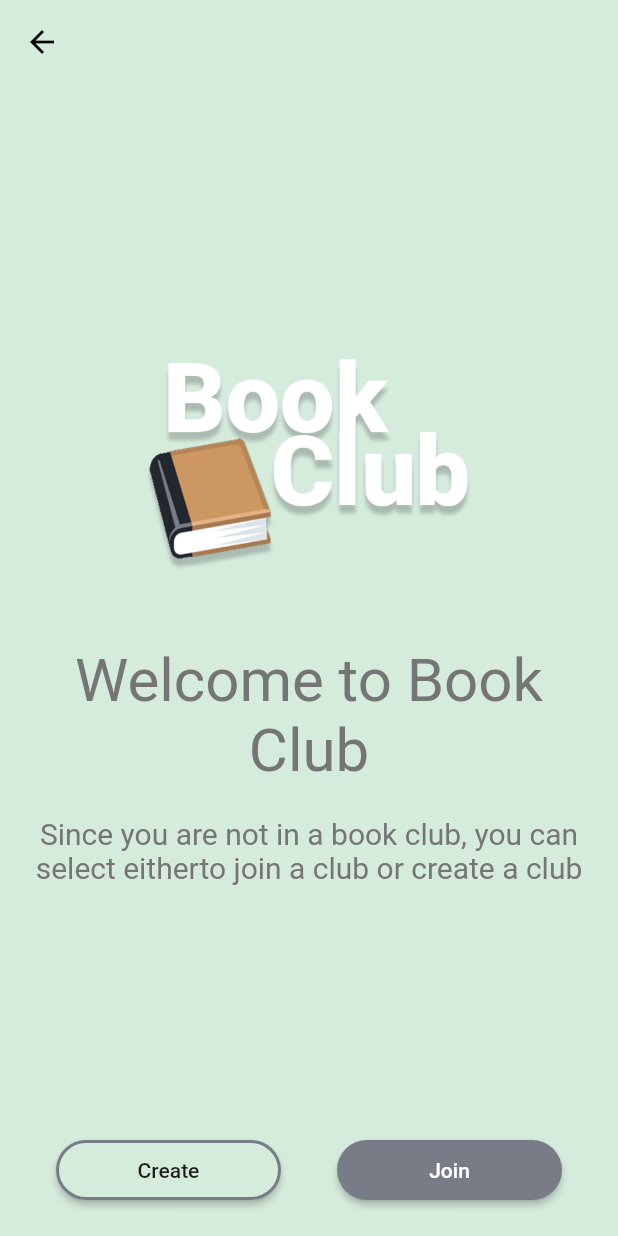
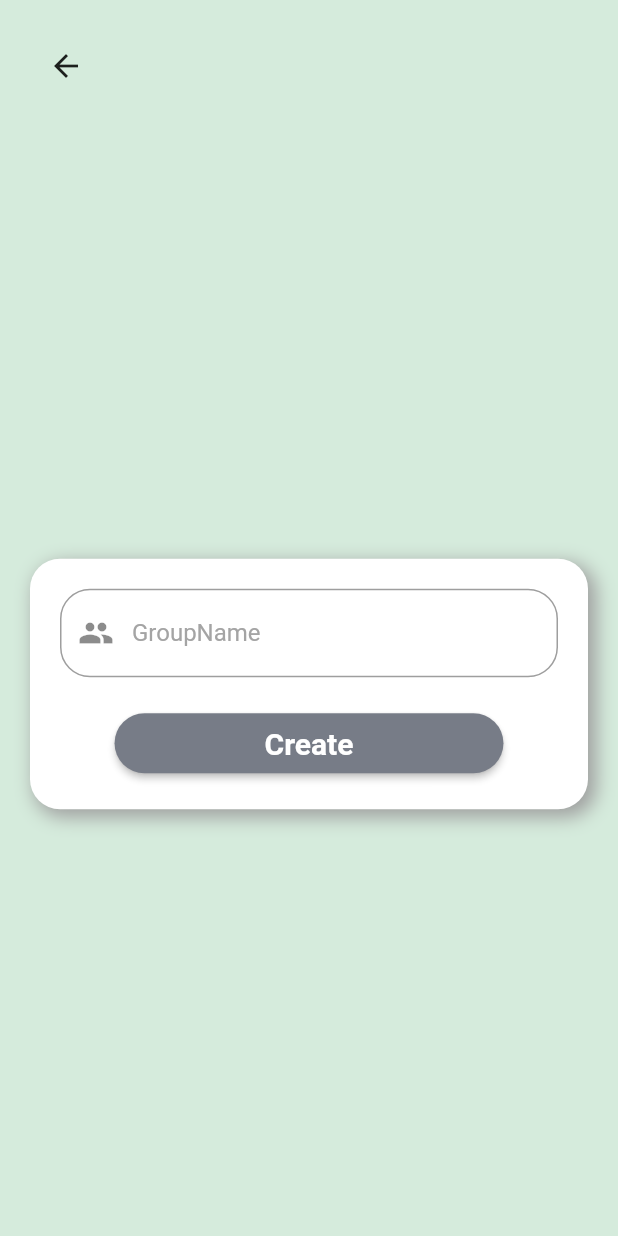
Before and after one commit to oleksandr-shyrokyi/book_club, a Flutter app: the OurNoGroup screen opened directly, after a tap on "Create", on a phone screen of 412 x 824 dp. Run offline on Flutter 3.47's test engine with Material 2 defaults, Android fonts, the phone set to English and light mode, and no system bars; our stand-ins replace cloud_firestore, firebase_auth, google_sign_in, logger; accounts and stored records are empty; network calls fail.

Commit message:
Added Create and Join group functionality

```diff
--- a/lib/models/user.dart
+++ b/lib/models/user.dart
@@ -2,11 +2,11 @@ import 'package:cloud_firestore/cloud_firestore.dart';
 
 /// OurUser model
 class OurUser {
-
   String uid;
   String email;
   String fullName;
   Timestamp accountCreated;
+  String groupId;
 
   /// Constructor.
   OurUser({
@@ -14,6 +14,6 @@ class OurUser {
     this.email,
     this.fullName,
     this.accountCreated,
+    this.groupId,
   });
-
 }
--- /dev/null
+++ b/lib/screens/createGroup/createGroup.dart
@@ -0,0 +1,80 @@
+import 'package:book_club/screens/root/root.dart';
+import 'package:book_club/services/database.dart';
+import 'package:book_club/states/currentUser.dart';
+import 'package:book_club/widgets/ourContainer.dart';
+import 'package:flutter/material.dart';
+import 'package:provider/provider.dart';
+
+class OurCreateGroup extends StatefulWidget {
+  const OurCreateGroup({Key key}) : super(key: key);
+
+  @override
+  _OurCreateGroupState createState() => _OurCreateGroupState();
+}
+
+class _OurCreateGroupState extends State<OurCreateGroup> {
+  TextEditingController _groupNameController = TextEditingController();
+
+  _createGroup(BuildContext inContext, String groupName) async {
+    CurrentUser _currentUser =
+        Provider.of<CurrentUser>(inContext, listen: false);
+    String _returnString = await OurDatabase()
+        .createGroup(groupName, _currentUser.getCurrentUser.uid);
+    if (_returnString == "success") {
+      Navigator.pushAndRemoveUntil(
+          inContext,
+          MaterialPageRoute(builder: (inContext) => OurRoot()),
+          (route) => false);
+    }
+  }
+
+  @override
+  Widget build(BuildContext context) {
+    return Scaffold(
+      body: Column(
+        children: [
+          Padding(
+            padding: const EdgeInsets.all(20.0),
+            child: Row(
+              children: [BackButton()],
+            ),
+          ),
+          Spacer(),
+          Padding(
+            padding: EdgeInsets.all(20.0),
+            child: OurContainer(
+              child: Column(
+                children: [
+                  TextFormField(
+                    controller: _groupNameController,
+                    decoration: InputDecoration(
+                      prefixIcon: (Icon(Icons.group)),
+                      hintText: "GroupName",
+                    ),
+                  ),
+                  SizedBox(height: 20.0),
+                  RaisedButton(
+                    child: Padding(
+                      padding: EdgeInsets.symmetric(horizontal: 80),
+                      child: Text(
+                        "Create",
+                        style: TextStyle(
+                          color: Colors.white,
+                          fontWeight: FontWeight.bold,
+                          fontSize: 20,
+                        ),
+                      ),
+                    ),
+                    onPressed: () =>
+                        _createGroup(context, _groupNameController.text),
+                  ),
+                ],
+              ),
+            ),
+          ),
+          Spacer(),
+        ],
+      ),
+    );
+  }
+}
--- a/lib/screens/login/localwidgets/loginForm.dart
+++ b/lib/screens/login/localwidgets/loginForm.dart
@@ -1,4 +1,5 @@
 import 'package:book_club/screens/home/home.dart';
+import 'package:book_club/screens/root/root.dart';
 import 'package:book_club/screens/signup/signup.dart';
 import 'package:book_club/states/currentUser.dart';
 import 'package:book_club/widgets/ourContainer.dart';
@@ -52,7 +53,7 @@ class _OurLoginFormState extends State<OurLoginForm> {
       if (_returnString == "success") {
         Navigator.pushAndRemoveUntil(
             context,
-            MaterialPageRoute(builder: (context) => HomeScreen()),
+            MaterialPageRoute(builder: (context) => OurRoot()),
             (route) => false);
       } else {
         Scaffold.of(context).showSnackBar(
--- a/lib/screens/noGroup/noGroup.dart
+++ b/lib/screens/noGroup/noGroup.dart
@@ -1,3 +1,5 @@
+import 'package:book_club/screens/createGroup/createGroup.dart';
+import 'package:book_club/screens/joinGroup/joinGroup.dart';
 import 'package:flutter/material.dart';
 
 class OurNoGroup extends StatelessWidget {
@@ -6,15 +8,18 @@ class OurNoGroup extends StatelessWidget {
   @override
   Widget build(BuildContext context) {
     /// Joins a already created group
-    void _goToJoin() {}
+    void _goToJoin(BuildContext inContext) {
+      Navigator.push(
+          inContext, MaterialPageRoute(builder: (inContext) => OurJoinGroup()));
+    }
 
     /// Crates a group
-    void _goToCreate() {}
+    void _goToCreate(BuildContext inContext) {
+      Navigator.push(inContext,
+          MaterialPageRoute(builder: (inContext) => OurCreateGroup()));
+    }
 
     return Scaffold(
-      appBar: AppBar(
-        elevation: 0,
-      ),
       body: Column(
         children: [
           /// Logo Image
@@ -62,7 +67,7 @@ class OurNoGroup extends StatelessWidget {
               mainAxisAlignment: MainAxisAlignment.spaceEvenly,
               children: [
                 RaisedButton(
-                  onPressed: () => _goToCreate(),
+                  onPressed: () => _goToCreate(context),
                   child: Text("Create"),
                   color: Theme.of(context).canvasColor,
                   shape: RoundedRectangleBorder(
@@ -73,7 +78,7 @@ class OurNoGroup extends StatelessWidget {
                   ),
                 ),
                 RaisedButton(
-                  onPressed: () => _goToJoin(),
+                  onPressed: () => _goToJoin(context),
                   child: Text("Join", style: TextStyle(color: Colors.white)),
                 )
               ],
--- a/pubspec.yaml
+++ b/pubspec.yaml
@@ -27,6 +27,8 @@ dependencies:
   provider:
   google_sign_in:
   cloud_firestore:
+  # logger
+  logger:
 
 
 
```
Also changed, not shown: lib/models/group.dart (added, +17 -0 lines), lib/screens/joinGroup/joinGroup.dart (added, +89 -0 lines), lib/screens/root/root.dart (+39 -17 lines), lib/screens/splashScreen/splashScrenn.dart (added, +16 -0 lines), lib/services/database.dart (+53 -2 lines), lib/states/currentUser.dart (+13 -3 lines), pubspec.lock.
